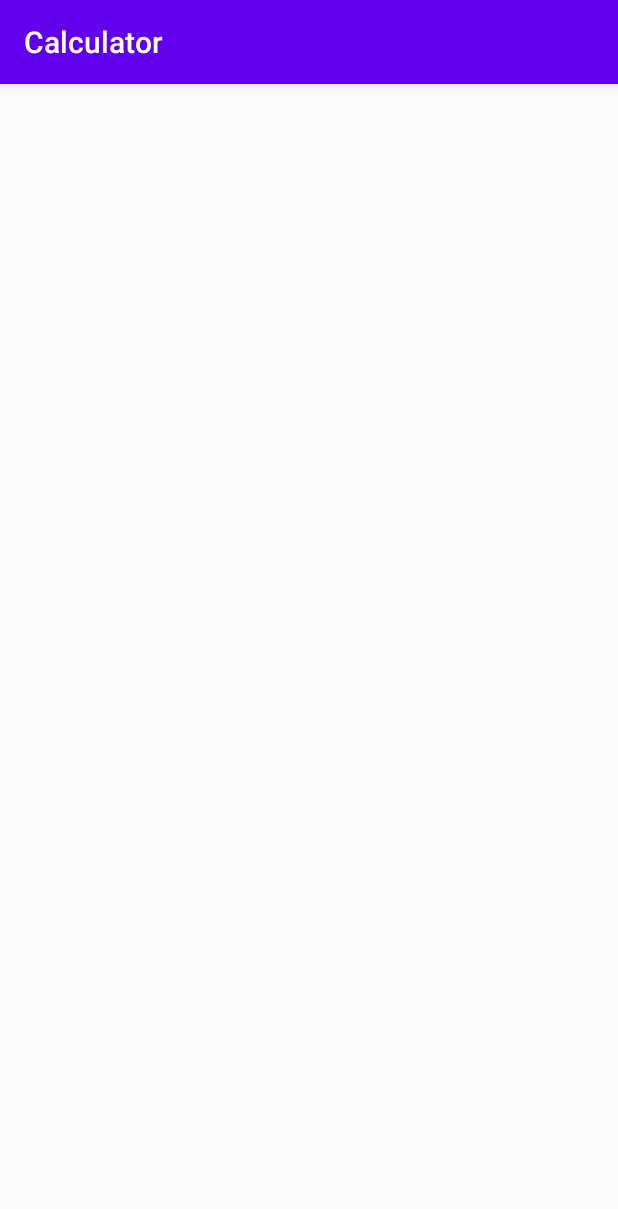
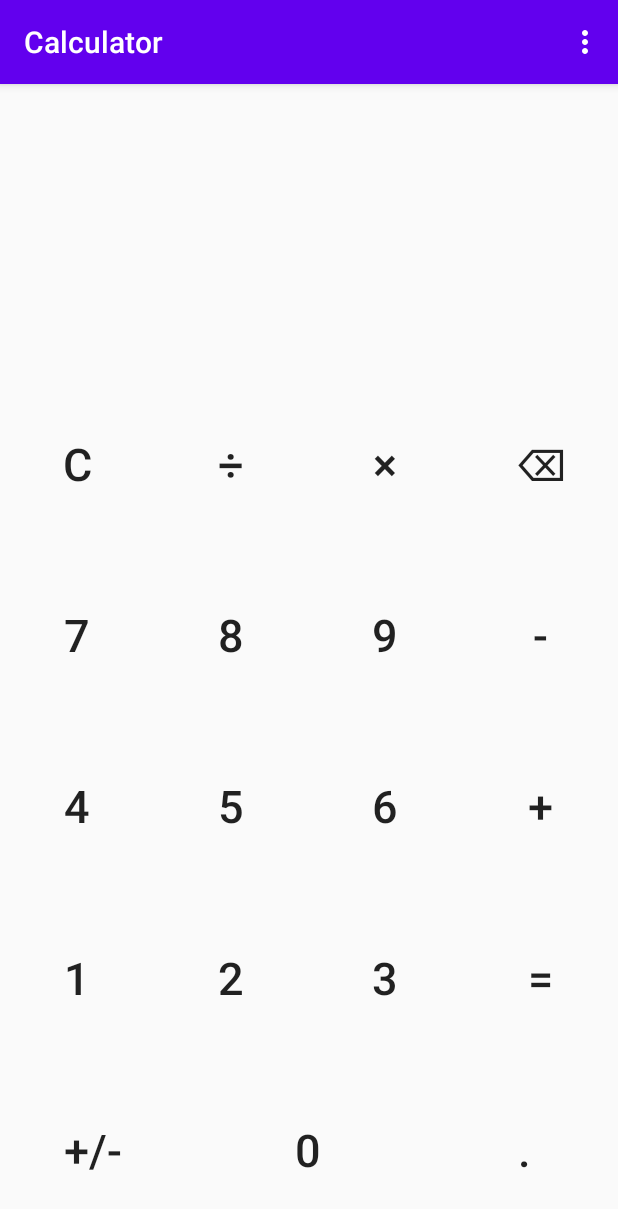
Before and after one commit to beni1000/MGE_Testat, an Android app: the screen it shows after launch (CalculatorActivity), on a phone screen of 412 x 824 dp. Shown: the top 1209 px of the screen. Run offline under Robolectric (Android 15) with nearby library versions, the phone set to English and light mode, and no system bars.

Commit message:
finishing frontend design

```diff
--- a/app/src/main/java/ch/mge/calculator/activities/CalculatorActivity.java
+++ b/app/src/main/java/ch/mge/calculator/activities/CalculatorActivity.java
@@ -3,6 +3,9 @@ package ch.mge.calculator.activities;
 import androidx.appcompat.app.AppCompatActivity;
 
 import android.os.Bundle;
+import android.view.Menu;
+import android.view.MenuInflater;
+import android.view.MenuItem;
 
 import com.example.calculator.R;
 
@@ -13,4 +16,32 @@ public class CalculatorActivity extends AppCompatActivity {
         super.onCreate(savedInstanceState);
         setContentView(R.layout.activity_calculator);
     }
+
+    @Override
+    public boolean onCreateOptionsMenu(Menu menu) {
+        MenuInflater inflater = getMenuInflater();
+        inflater.inflate(R.menu.main_menu, menu);
+        return true;
+    }
+
+    @Override
+    public boolean onOptionsItemSelected(MenuItem item) {
+        // Handle item selection
+        switch (item.getItemId()) {
+            case R.id.action_calculator:
+                //startSettings();
+                return true;
+            case R.id.action_history:
+
+                return true;
+            case R.id.action_exchange:
+
+                return true;
+            case R.id.action_pythagoras:
+
+                return true;
+            default:
+                return super.onOptionsItemSelected(item);
+        }
+    }
 }
--- a/app/src/main/res/layout/activity_calculator.xml
+++ b/app/src/main/res/layout/activity_calculator.xml
@@ -1,5 +1,5 @@
 <?xml version="1.0" encoding="utf-8"?>
-<RelativeLayout xmlns:android="http://schemas.android.com/apk/res/android"
+<android.widget.RelativeLayout xmlns:android="http://schemas.android.com/apk/res/android"
 	xmlns:app="http://schemas.android.com/apk/res-auto"
     xmlns:tools="http://schemas.android.com/tools"
     android:layout_width="match_parent"
@@ -10,14 +10,15 @@
 		android:id="@+id/textView"
 		android:layout_width="match_parent"
 		android:layout_height="164dp"
-        android:layout_marginBottom="32dp"
 		android:layout_alignParentTop="true"
 		android:layout_centerHorizontal="true"
+		android:layout_marginTop="0dp"
+		android:layout_marginBottom="32dp"
 		android:gravity="end|center_vertical"
 		android:padding="10dp"
 		android:textAppearance="?android:attr/textAppearanceLarge"
 		android:textSize="30sp"
-        android:typeface="serif"		/>
+		android:typeface="serif" />
 
 	<LinearLayout
 		android:layout_width="match_parent"
@@ -28,15 +29,15 @@
 			android:layout_width="match_parent"
 			android:layout_height="0dp"
 			android:layout_weight="1">
+
 			<Button
 				android:id="@+id/button_clear"
-				android:text="@string/clear"
-				android:layout_width="0dp"
+				style="?android:attr/borderlessButtonStyle"
+				android:layout_width="wrap_content"
 				android:layout_height="match_parent"
 				android:layout_weight="1"
-				android:textSize="30sp"
-				style="?android:attr/borderlessButtonStyle"
-			/>
+				android:text="@string/clear"
+				android:textSize="30sp" />
 			<Button
 				android:id="@+id/button_divide"
 				android:text="@string/divide"
@@ -44,7 +45,7 @@
 				android:layout_weight="1"
 				android:textSize="30sp"
 				style="?android:attr/borderlessButtonStyle"
-				/>
+				android:layout_width="wrap_content" />
 			<Button
 				android:id="@+id/button_multiply"
 				android:text="@string/multiply"
@@ -52,7 +53,7 @@
 				android:layout_weight="1"
 				android:textSize="30sp"
 				style="?android:attr/borderlessButtonStyle"
-				/>
+				android:layout_width="wrap_content" />
 			<Button
 				android:id="@+id/button_delete"
 				android:text="@string/delete"
@@ -60,7 +61,7 @@
 				android:layout_weight="1"
 				android:textSize="30sp"
 				style="?android:attr/borderlessButtonStyle"
-				/>
+				android:layout_width="wrap_content" />
 		</LinearLayout>
 
 		<LinearLayout
@@ -74,7 +75,7 @@
 				android:layout_weight="1"
 				android:textSize="30sp"
 				style="?android:attr/borderlessButtonStyle"
-			/>
+				android:layout_width="wrap_content" />
 			<Button
 				android:id="@+id/button_8"
 				android:text="@string/button_8"
@@ -82,7 +83,7 @@
 				android:layout_weight="1"
 				android:textSize="30sp"
 				style="?android:attr/borderlessButtonStyle"
-			/>
+				android:layout_width="wrap_content" />
 			<Button
 				android:id="@+id/button_9"
 				android:text="@string/button_9"
@@ -90,7 +91,7 @@
 				android:layout_weight="1"
 				android:textSize="30sp"
 				style="?android:attr/borderlessButtonStyle"
-			/>
+				android:layout_width="wrap_content" />
 			<Button
 				android:id="@+id/button_minus"
 				android:text="@string/minus"
@@ -98,7 +99,7 @@
 				android:layout_weight="1"
 				android:textSize="30sp"
 				style="?android:attr/borderlessButtonStyle"
-			/>
+				android:layout_width="wrap_content" />
 		</LinearLayout>
 
 		<LinearLayout
@@ -112,7 +113,7 @@
 				android:layout_weight="1"
 				android:textSize="30sp"
 				style="?android:attr/borderlessButtonStyle"
-				/>
+				android:layout_width="wrap_content" />
 			<Button
 				android:id="@+id/button_5"
 				android:text="@string/button_5"
@@ -120,7 +121,7 @@
 				android:layout_weight="1"
 				android:textSize="30sp"
 				style="?android:attr/borderlessButtonStyle"
-				/>
+				android:layout_width="wrap_content" />
 			<Button
 				android:id="@+id/button_6"
 				android:text="@string/button_6"
@@ -128,7 +129,7 @@
 				android:layout_weight="1"
 				android:textSize="30sp"
 				style="?android:attr/borderlessButtonStyle"
-				/>
+				android:layout_width="wrap_content" />
 			<Button
 				android:id="@+id/button_plus"
 				android:text="@string/plus"
@@ -136,7 +137,7 @@
 				android:layout_weight="1"
 				android:textSize="30sp"
 				style="?android:attr/borderlessButtonStyle"
-				/>
+				android:layout_width="wrap_content" />
 		</LinearLayout>
 		<LinearLayout
 			android:layout_width="match_parent"
@@ -149,7 +150,7 @@
 				android:layout_weight="1"
 				android:textSize="30sp"
 				style="?android:attr/borderlessButtonStyle"
-				/>
+				android:layout_width="wrap_content" />
 			<Button
 				android:id="@+id/button_2"
 				android:text="@string/button_2"
@@ -157,7 +158,7 @@
 				android:layout_weight="1"
 				android:textSize="30sp"
 				style="?android:attr/borderlessButtonStyle"
-				/>
+				android:layout_width="wrap_content" />
 			<Button
 				android:id="@+id/button_3"
 				android:text="@string/button_3"
@@ -165,7 +166,7 @@
 				android:layout_weight="1"
 				android:textSize="30sp"
 				style="?android:attr/borderlessButtonStyle"
-				/>
+				android:layout_width="wrap_content" />
 			<Button
 				android:id="@+id/button_equals"
 				android:text="@string/equals"
@@ -173,7 +174,7 @@
 				android:layout_weight="1"
 				android:textSize="30sp"
 				style="?android:attr/borderlessButtonStyle"
-				/>
+				android:layout_width="wrap_content" />
 		</LinearLayout>
 
 		<LinearLayout
@@ -187,15 +188,15 @@
 				android:layout_weight="1"
 				android:textSize="30sp"
 				style="?android:attr/borderlessButtonStyle"
-			/>
+				android:layout_width="wrap_content" />
 			<Button
 				android:id="@+id/button_0"
 				android:text="@string/button_0"
 				android:layout_height="match_parent"
-				android:layout_weight="1"
+				android:layout_weight="2"
 				android:textSize="30sp"
 				style="?android:attr/borderlessButtonStyle"
-			/>
+				android:layout_width="wrap_content" />
 			<Button
 				android:id="@+id/button_point"
 				android:text="@string/point"
@@ -203,7 +204,8 @@
 				android:layout_weight="1"
 				android:textSize="30sp"
 				style="?android:attr/borderlessButtonStyle"
-			/>
+				android:layout_width="wrap_content" />
 		</LinearLayout>
 	</LinearLayout>
-</RelativeLayout>
+
+</android.widget.RelativeLayout>
--- /dev/null
+++ b/app/src/main/res/menu/main_menu.xml
@@ -0,0 +1,24 @@
+<?xml version="1.0" encoding="utf-8"?>
+<menu xmlns:android="http://schemas.android.com/apk/res/android"
+    xmlns:app="http://schemas.android.com/apk/res-auto">
+    <item
+        android:id="@+id/action_calculator"
+        app:showAsAction="never"
+        android:title="Calculator">
+    </item>
+    <item
+        android:id="@+id/action_history"
+        app:showAsAction="never"
+        android:title="History">
+    </item>
+    <item
+        android:id="@+id/action_exchange"
+        app:showAsAction="never"
+        android:title="Exchange rate">
+    </item>
+    <item
+        android:id="@+id/action_pythagoras"
+        app:showAsAction="never"
+        android:title="Pythagoras">
+    </item>
+</menu>
--- a/app/src/main/res/values/strings.xml
+++ b/app/src/main/res/values/strings.xml
@@ -20,4 +20,6 @@
     <string name="delete">\u232b</string>
     <string name="clear">C</string>
     <string name="lul">lul</string>
+    <string name="button_clear_history">Clear History</string>
+    <string name="btn_calc_cash">Calculate</string>
 </resources>
--- a/build.gradle
+++ b/build.gradle
@@ -5,7 +5,7 @@ buildscript {
         jcenter()
     }
     dependencies {
-        classpath "com.android.tools.build:gradle:4.0.1"
+        classpath 'com.android.tools.build:gradle:4.1.0'
 
         // NOTE: Do not place your application dependencies here; they belong
         // in the individual module build.gradle files
```
Also changed, not shown: app/src/main/java/ch/mge/calculator/activities/ExchangeActivity.java (+34 -1 lines), app/src/main/java/ch/mge/calculator/activities/HistoryActivity.java (+44 -1 lines), app/src/main/java/ch/mge/calculator/activities/PythagorasActivity.java (+43 -1 lines), app/src/main/res/layout/activity_exchange.xml (added, +46 -0 lines), app/src/main/res/layout/activity_history.xml (added, +26 -0 lines), app/src/main/res/layout/activity_pythagoras.xml (added, +106 -0 lines), app/src/main/res/drawable/blackboard_1644744_640.png (added), gradle/wrapper/gradle-wrapper.properties. Lines whose indentation alone changed are shown as unchanged.
